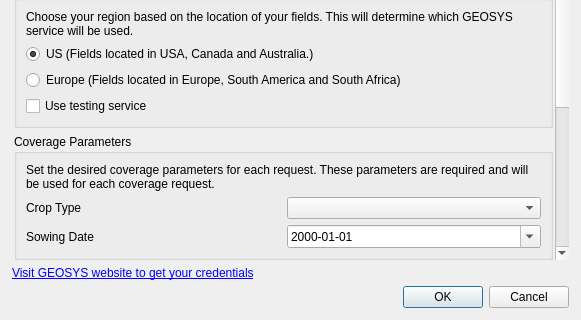
Qt form geosys/ui/templates/options_dialog_base.ui (earthdaily/qgis-plugin) before a commit; both pictures show x 0 to 581 and y 248 to 568 of the 581 by 568 pixel window.
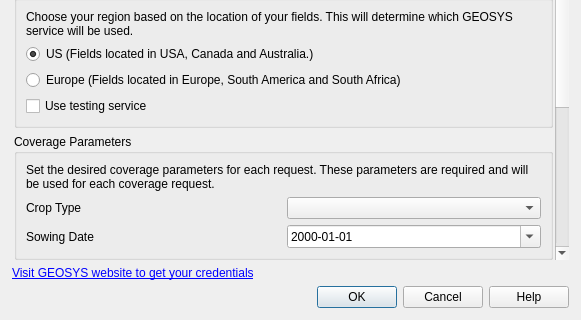
The same form after that commit.

What changed in the file:
```diff
--- a/geosys/ui/templates/options_dialog_base.ui
+++ b/geosys/ui/templates/options_dialog_base.ui
@@ -399,7 +399,7 @@
       <enum>Qt::Horizontal</enum>
      </property>
      <property name="standardButtons">
-      <set>QDialogButtonBox::Cancel|QDialogButtonBox::Ok</set>
+      <set>QDialogButtonBox::Cancel|QDialogButtonBox::Help|QDialogButtonBox::Ok</set>
      </property>
     </widget>
    </item>
```
Left out of the diff: 12 changed lines with no effect on the pictures.
